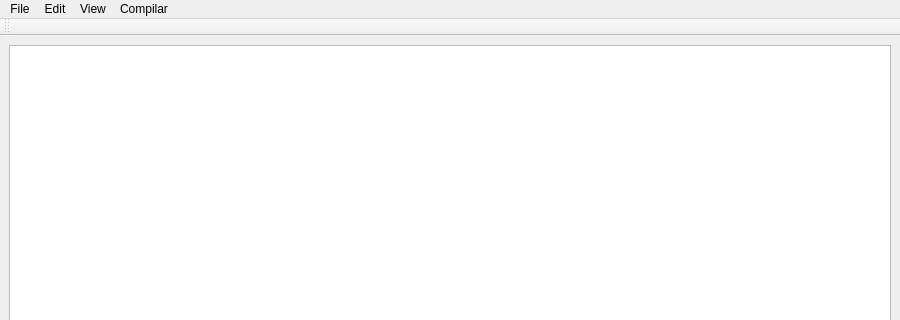
This is main.ui in wachitorico69/IDE as Qt 5 draws it before an edit; both pictures show x 0 to 900 and y 0 to 320 of the 900 by 650 pixel window. The edited form follows.
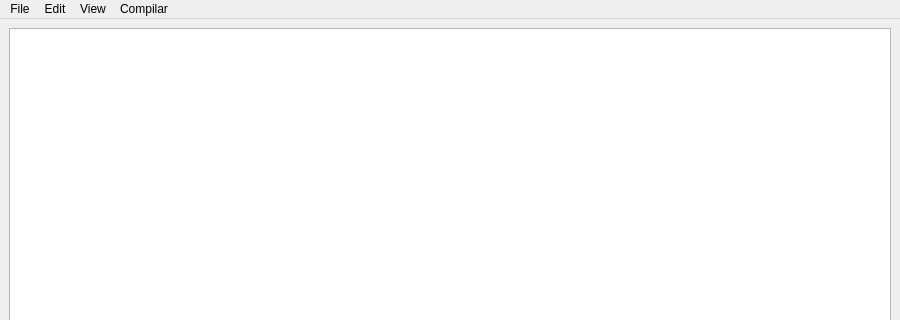
This is the edited form. Custom widgets are drawn as their Qt base class.

Commit message: ajustes de funciones de archivos y menores de diseño

```diff
--- a/main.ui
+++ b/main.ui
@@ -97,17 +97,6 @@
    <addaction name="menuView"/>
    <addaction name="menuCompilar"/>
   </widget>
-  <widget class="QToolBar" name="toolBar">
-   <property name="toolButtonStyle">
-    <enum>Qt::ToolButtonIconOnly</enum>
-   </property>
-   <attribute name="toolBarArea">
-    <enum>TopToolBarArea</enum>
-   </attribute>
-   <attribute name="toolBarBreak">
-    <bool>false</bool>
-   </attribute>
-  </widget>
   <action name="actionNew">
    <property name="text">
     <string>New</string>
```
Left out of the diff: 2 changed lines with no effect on the pictures. The commit also changes 1 other file.
